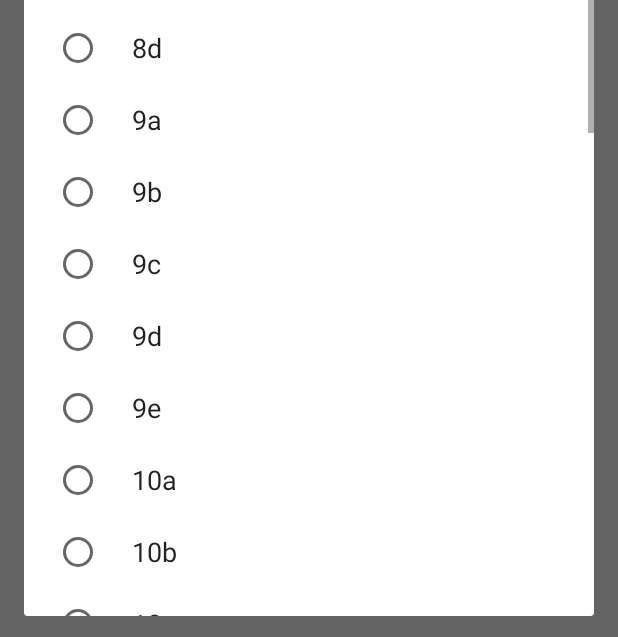
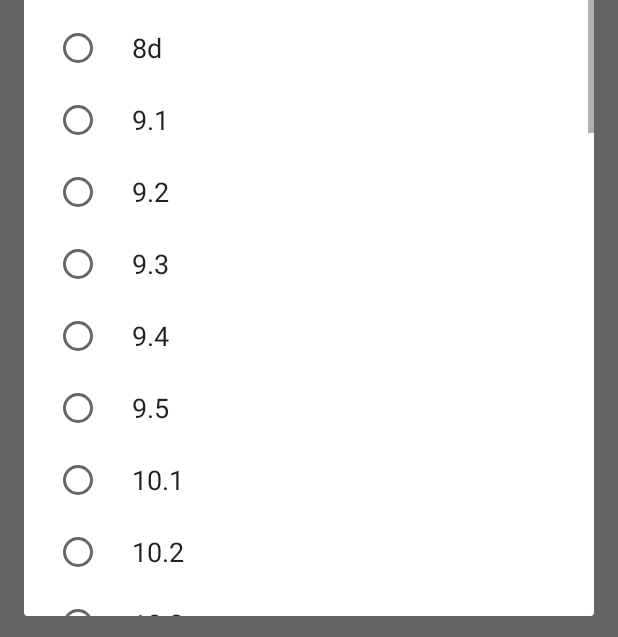
Before and after one commit to vale5566/davinci, an Android app: the SettingsActivity screen opened directly, with no data from a screen before it, after a tap on "Klasse Auswählen", on a phone screen of 412 x 824 dp. Shown: the part 596-1233 px from the top of the screen. Run offline under Robolectric (Android 15) with nearby library versions, the phone set to English and light mode, and no system bars; 3 other taps on this screen came first.

```diff
--- a/app/src/main/java/de/valeapps/davinci/SplashScreen.java
+++ b/app/src/main/java/de/valeapps/davinci/SplashScreen.java
@@ -26,8 +26,8 @@ public class SplashScreen extends Activity {
         new Handler().postDelayed(() -> {
             boolean auth = sp.getBoolean("auth", false);
             if (auth) {
-                Utils.scheduleSubstituteTableJob(this);
-                Utils.scheduleTimeTableJob(this);
+//                Utils.scheduleSubstituteTableJob(this);
+//                Utils.scheduleTimeTableJob(this);
                 startActivity(new Intent(SplashScreen.this, MainActivity.class));
                 finish();
             } else {
--- /dev/null
+++ b/app/src/main/java/de/valeapps/davinci/firebasecloudmessaging/FirebaseInstanceIDService.java
@@ -0,0 +1,6 @@
+package de.valeapps.davinci.firebasecloudmessaging;
+
+import com.google.firebase.iid.FirebaseInstanceIdService;
+
+public class FirebaseInstanceIDService extends FirebaseInstanceIdService {
+}
--- a/app/src/main/java/de/valeapps/davinci/login/LoginActivity.java
+++ b/app/src/main/java/de/valeapps/davinci/login/LoginActivity.java
@@ -98,8 +98,8 @@ public class LoginActivity extends AppCompatActivity {
             editor.apply();
             Toast.makeText(getApplicationContext(), "Erfolgreich Eingeloggt !", Toast.LENGTH_SHORT).show();
             startActivity(new Intent(this, MainActivity.class));
-            Utils.scheduleSubstituteTableJob(this);
-            Utils.scheduleTimeTableJob(this);
+//            Utils.scheduleSubstituteTableJob(this);
+//            Utils.scheduleTimeTableJob(this);
             finish();
         } else {
             Toast.makeText(this, "Login Fehlgeschlagen", Toast.LENGTH_SHORT).show();
--- a/app/src/main/res/values/strings.xml
+++ b/app/src/main/res/values/strings.xml
@@ -54,16 +54,16 @@
         <item>8b</item>
         <item>8c</item>
         <item>8d</item>
-        <item>9a</item>
-        <item>9b</item>
-        <item>9c</item>
-        <item>9d</item>
-        <item>9e</item>
-        <item>10a</item>
-        <item>10b</item>
-        <item>10c</item>
-        <item>10d</item>
-        <item>10e</item>
+        <item>9.1</item>
+        <item>9.2</item>
+        <item>9.3</item>
+        <item>9.4</item>
+        <item>9.5</item>
+        <item>10.1</item>
+        <item>10.2</item>
+        <item>10.3</item>
+        <item>10.4</item>
+        <item>10.5</item>
         <item>11a</item>
         <item>11b</item>
         <item>11c</item>
@@ -83,16 +83,16 @@
         <item>8b</item>
         <item>8c</item>
         <item>8d</item>
-        <item>9a</item>
-        <item>9b</item>
-        <item>9c</item>
-        <item>9d</item>
-        <item>9e</item>
-        <item>10a</item>
-        <item>10b</item>
-        <item>10c</item>
-        <item>10d</item>
-        <item>10e</item>
+        <item>9.1</item>
+        <item>9.2</item>
+        <item>9.3</item>
+        <item>9.4</item>
+        <item>9.5</item>
+        <item>10.1</item>
+        <item>10.2</item>
+        <item>10.3</item>
+        <item>10.4</item>
+        <item>10.5</item>
         <item>11a</item>
         <item>11b</item>
         <item>11c</item>
--- a/app/src/main/res/xml/pref_general.xml
+++ b/app/src/main/res/xml/pref_general.xml
@@ -3,12 +3,6 @@
         android:defaultValue="true"
         android:key="notifcation"
         android:summary="Benachrichtigung bei Entfall oder Vertretung"
-        android:title="" />
-
-    <SwitchPreference
-        android:defaultValue="true"
-        android:key="offline"
-        android:summary="Offline Vertretungsplan"
         android:title="" />
 
     <ListPreference
@@ -18,13 +12,4 @@
         android:negativeButtonText="@null"
         android:positiveButtonText="@null"
         android:title="@string/klasse" />
-
-    <ListPreference
-        android:defaultValue="30"
-        android:entries="@array/time_titles"
-        android:entryValues="@array/time_values"
-        android:key="time"
-        android:negativeButtonText="@null"
-        android:positiveButtonText="@null"
-        android:title="@string/time" />
 </PreferenceScreen>
--- a/build.gradle
+++ b/build.gradle
@@ -7,6 +7,7 @@ buildscript {
     }
     dependencies {
         classpath 'com.android.tools.build:gradle:3.0.1'
+        classpath 'com.google.gms:google-services:3.1.0'
     }
 }
 
```
Also changed, not shown: app/build.gradle (+7 -4 lines), app/src/main/AndroidManifest.xml (+15 -11 lines), app/src/main/java/de/valeapps/davinci/BootCompleteReceiver.java (deleted, +0 -18 lines), app/src/main/java/de/valeapps/davinci/MainActivity.java (+24 -3 lines), app/src/main/java/de/valeapps/davinci/Utils.java (+0 -52 lines), app/src/main/java/de/valeapps/davinci/firebasecloudmessaging/FirebaseMessagingService.java (added, +50 -0 lines).
